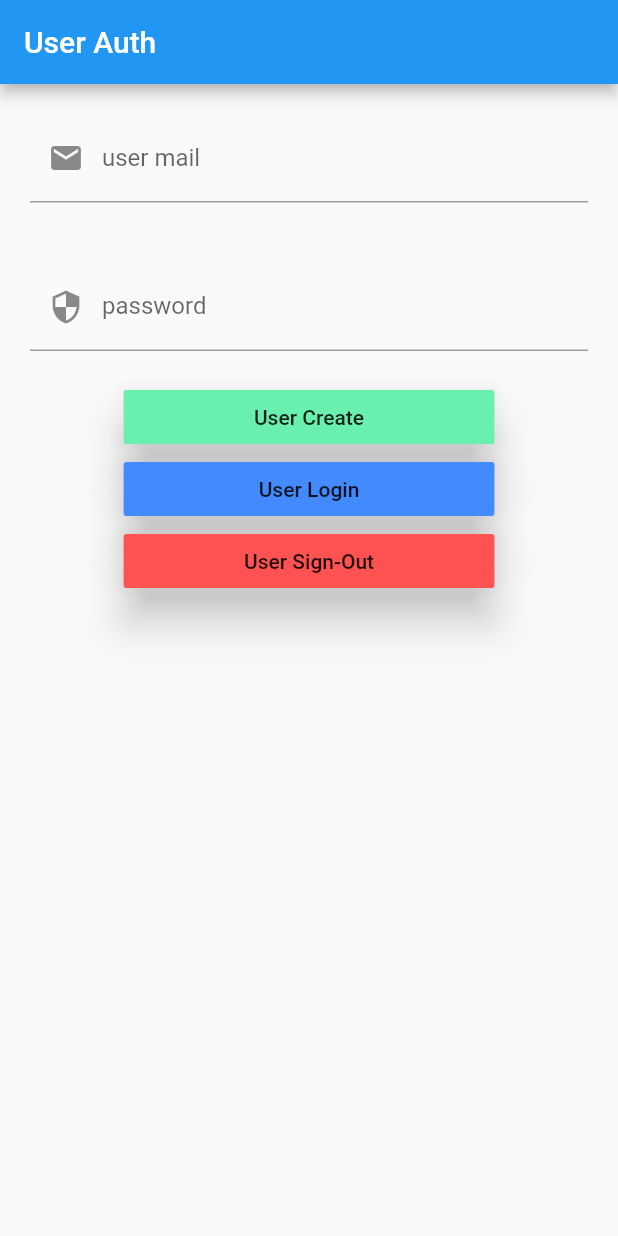
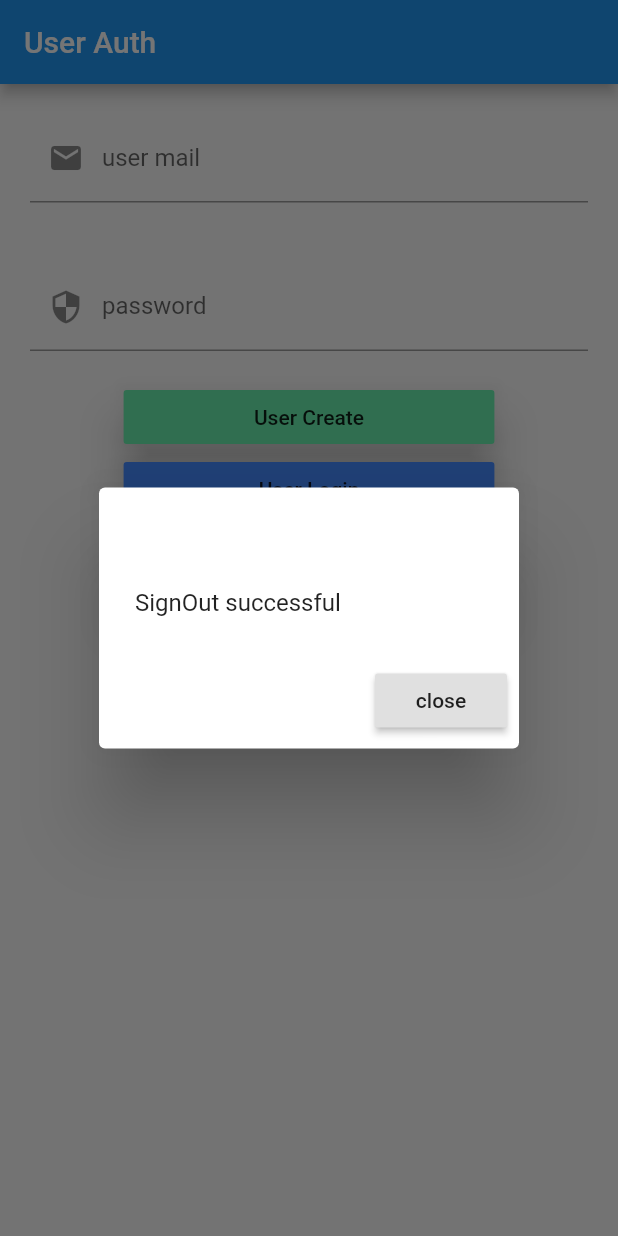
Before and after one commit to ysferdgnn/flutterFirebaseDemo, a Flutter app: the screen it shows after launch, after a tap on "User Sign-Out", on a phone screen of 412 x 824 dp. Run offline on Flutter 3.47's test engine with Material 2 defaults, Android fonts, the phone set to English and light mode, and no system bars; our stand-ins replace firebase_auth, firebase_core; accounts and stored records are empty.

Commit message:
code refactor

```diff
--- a/lib/authHandler.dart
+++ b/lib/authHandler.dart
@@ -1,8 +1,8 @@
-import 'package:firebase_auth/firebase_auth.dart';
+import 'package:firebase_demo/AuthActionHandlers/AuthActionHandler.dart';
 import 'package:flutter/material.dart';
 import 'package:flutter/services.dart';
 
-FirebaseAuth _auth = FirebaseAuth.instance;
+
 
 class AuthHandler extends StatefulWidget {
   @override
@@ -19,13 +19,7 @@ class _AuthHandlerState extends State<AuthHandler> {
   Widget build(BuildContext context) {
     width = MediaQuery.of(context).size.width/10*6;
     height=MediaQuery.of(context).size.height;
-    _auth.authStateChanges().listen((User user) {
-      if (user == null) {
-        print('User is currently signed out!');
-      } else {
-        print('User is signed in!');
-      }
-    });
+
 
     return Scaffold(
         appBar: AppBar(
@@ -70,33 +64,10 @@ class _AuthHandlerState extends State<AuthHandler> {
               Column(
                   crossAxisAlignment: CrossAxisAlignment.end,
                   children: <Widget>[
-                    SizedBox(
-                      width: this.width,
-                      child: RaisedButton(
-                        elevation: 12,
-                        color: Colors.greenAccent,
-                        child: Text("User Create"),
-                        onPressed: _createUser,
-                      ),
-                    ),
-                    SizedBox(
-                      width: this.width,
-                      child: RaisedButton(
-                        elevation: 12,
-                        color: Colors.blueAccent,
-                        child: Text("User Login"),
-                        onPressed: _signIn,
-                      ),
-                    ),
-                    SizedBox(
-                      width: this.width,
-                      child: RaisedButton(
-                        elevation: 12,
-                        color: Colors.redAccent,
-                        child: Text("User Sign-Out"),
-                        onPressed: _signOut,
-                      ),
-                    )
+                    actionButton(Colors.greenAccent, "User Create", (){AuthActionHandler().createUser(this.mail, this.pass, _showMyDialog);}),
+                    actionButton(Colors.blueAccent, "User Login", (){AuthActionHandler().signIn(this.mail, this.pass, _showMyDialog);}),
+                    actionButton(Colors.redAccent, "User Sign-Out", (){AuthActionHandler().signOut(_showMyDialog);})
+
                   ],
                 ),
 
@@ -105,56 +76,20 @@ class _AuthHandlerState extends State<AuthHandler> {
         ));
   }
 
-  void _createUser() async {
-    if (this.mail != "" && this.pass != "") {
-      try {
-        debugPrint("Mail: " + this.mail);
-        debugPrint("Pass: " + this.pass);
-        UserCredential _userCredential =
-            await _auth.createUserWithEmailAndPassword(
-                email: this.mail, password: this.pass);
-        User _newUser = _userCredential.user;
-        await _newUser.sendEmailVerification();
-        debugPrint(_userCredential.user.toString());
-        _showMyDialog(
-            "Create User Successful sended a verification mail.Please verify your account");
-      } catch (e) {
-        debugPrint(e.toString());
-        _showMyDialog("An error occurred on create user: " + e.toString());
-      }
-    }
-  }
 
-  void _signIn() async {
-    if (this.mail != "" && this.pass != "") {
-      try {
-        debugPrint("Mail: " + this.mail);
-        debugPrint("Pass: " + this.pass);
-        UserCredential _userCredential = await _auth.signInWithEmailAndPassword(
-            email: this.mail, password: this.pass);
-        if (!_userCredential.user.emailVerified) {
-          _showMyDialog("Please verify your account");
-          debugPrint("Email not verified");
-          _auth.signOut();
-        }
-        debugPrint(_userCredential.user.toString());
-        _showMyDialog("SignIn successful");
-      } catch (e) {
-        debugPrint(e.toString());
-        _showMyDialog(" An error occurred on  sign-In:" + e.toString());
-      }
-    }
-  }
 
-  void _signOut() async {
-    if (_auth.currentUser != null) {
-      try {
-        await _auth.signOut();
-        _showMyDialog("SignOut successful");
-      } catch (e) {
-        _showMyDialog(" An error occurred on  sign-Out:" + e.toString());
-      }
-    }
+
+
+  Widget actionButton(Color _color,String _msg,Function _method){
+    return SizedBox(
+      width: this.width,
+      child: RaisedButton(
+        elevation: 12,
+        color: _color,
+        child: Text(_msg),
+        onPressed: _method,
+      ),
+    );
   }
 
   Future<void> _showMyDialog(String _message) async {
```
Also changed, not shown: lib/AuthActionHandlers/AuthActionHandler.dart (added, +62 -0 lines).
